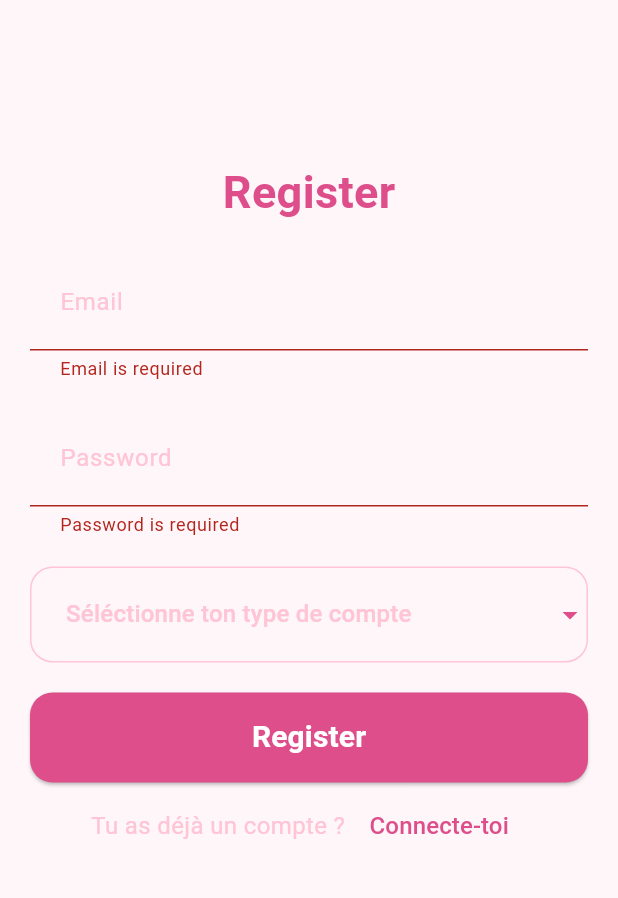
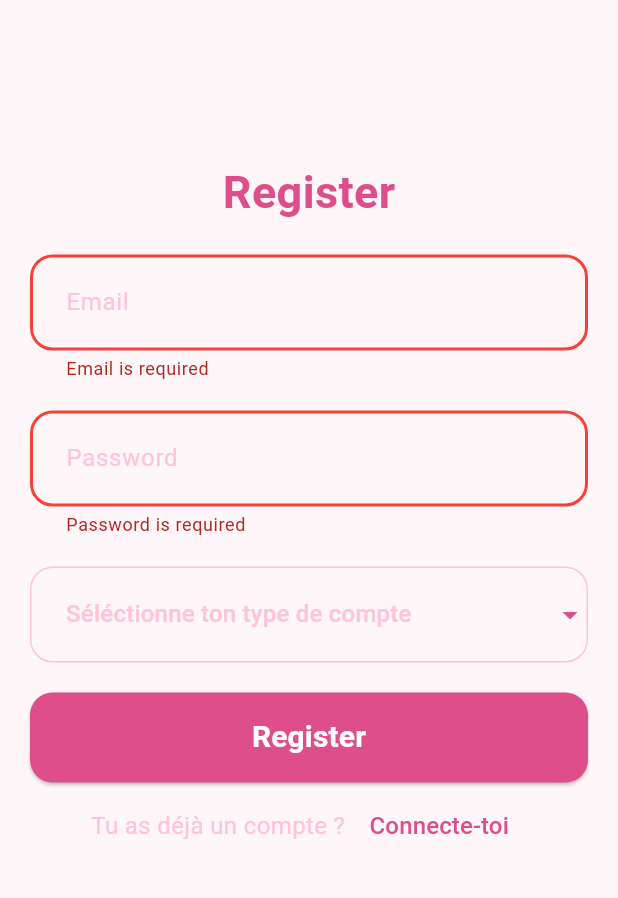
Before and after one commit to TheoBourdel/wedding-app, a Flutter app: the SignUpPage screen opened directly, after a tap on "Connecte-toi", after a tap on "Inscris-toi", after a tap on "Register", on a phone screen of 412 x 824 dp, the part 313-1211 px from its top. Run offline on Flutter 3.47's test engine with Material 3 defaults, Android fonts, the phone set to English and light mode, and no system bars; our stand-ins replace bloc, equatable, flutter_bloc, flutter_rating_bar, font_awesome_flutter, get and 6 more; accounts and stored records are empty; generated files the repository leaves out were written again.

Commit message:
hotfix(global): fix console problem

```diff
--- a/client/lib/core/theme/theme.dart
+++ b/client/lib/core/theme/theme.dart
@@ -2,7 +2,8 @@ import 'package:client/core/theme/app_colors.dart';
 import 'package:flutter/material.dart';
 
 class AppTheme {
-  static _border([Color color = AppColors.mediumPink, double width = 1]) => OutlineInputBorder(
+  static _border([Color color = AppColors.mediumPink, double width = 1]) =>
+      OutlineInputBorder(
         borderRadius: BorderRadius.circular(15),
         borderSide: BorderSide(
           color: color,
@@ -20,6 +21,8 @@ class AppTheme {
       contentPadding: const EdgeInsets.all(20),
       enabledBorder: _border(),
       focusedBorder: _border(AppColors.pink, 2),
-    )
+      errorBorder: _border(Colors.red, 2),
+      focusedErrorBorder: _border(Colors.red, 2),
+    ),
   );
 }
--- a/client/lib/features/auth/pages/signin_page.dart
+++ b/client/lib/features/auth/pages/signin_page.dart
@@ -2,8 +2,8 @@ import 'package:client/core/theme/app_colors.dart';
 import 'package:client/features/auth/bloc/auth_bloc.dart';
 import 'package:client/features/auth/bloc/auth_event.dart';
 import 'package:client/features/auth/pages/signup_page.dart';
-import 'package:client/features/auth/widgets/auth_field.dart';
 import 'package:client/repository/auth_repository.dart';
+import 'package:client/shared/widget/input.dart';
 import 'package:flutter/material.dart';
 import 'package:flutter_bloc/flutter_bloc.dart';
 import 'package:provider/provider.dart';
@@ -49,10 +49,11 @@ class _SignInPageState extends State<SignInPage> {
 											style: TextStyle(
 											fontSize: 30,
 											color: AppColors.pink,
-                        fontWeight: FontWeight.bold)),
-                        //_buildLanguagePicker(context),
+											fontWeight: FontWeight.bold)
+										),
 									],
-                  )),
+								)
+							),
 						),
 						Expanded(
 							flex: 2,
@@ -73,13 +74,9 @@ class _SignInPageState extends State<SignInPage> {
 													),
 												),
 												const SizedBox(height: 20),
-                          AuthField(hintText: 'Email', controller: emailController),
+                        Input(hintText: 'Email', controller: emailController),
 												const SizedBox(height: 20),
-                          AuthField(
-                            hintText: 'Password',
-                            controller: passwordController,
-                            isObscureText: true
-                          ),
+                        Input(hintText: 'Password', controller: passwordController, isObscureText: true),
 												const SizedBox(height: 20),
 												ElevatedButton(
 													onPressed: () {
@@ -132,7 +129,7 @@ class _SignInPageState extends State<SignInPage> {
 																	fontSize: 16,
 																),
 															),
-                              )
+														),
 													],
 												)
 											],
--- a/client/lib/features/auth/pages/signup_page.dart
+++ b/client/lib/features/auth/pages/signup_page.dart
@@ -5,6 +5,7 @@ import 'package:client/repository/auth_repository.dart';
 import 'package:flutter/material.dart';
 import 'package:client/features/auth/pages/signin_page.dart';
 import 'package:flutter_gen/gen_l10n/app_localization.dart';
+import 'package:client/core/error/failure.dart';
 
 class SignUpPage extends StatefulWidget {
   const SignUpPage({super.key});
@@ -45,7 +46,15 @@ class _SignUpPageState extends State<SignUpPage> {
             builder: (context) => const SignInPage()
           ),
         );
-      } catch (e) {
+      } catch (error) {
+        ApiException e = error as ApiException;
+        ScaffoldMessenger.of(context).showSnackBar(
+          SnackBar(
+            content: Text(e.message),
+            backgroundColor: Colors.red[400],
+            behavior: SnackBarBehavior.floating,
+          ),
+        );
         // Show error toast
       }
     }
--- a/client/lib/features/estimate/pages/estimate_info_page.dart
+++ b/client/lib/features/estimate/pages/estimate_info_page.dart
@@ -158,9 +158,9 @@ class EstimateInfoPage extends StatelessWidget {
                 child: Column(
                   crossAxisAlignment: CrossAxisAlignment.start,
                   children: [
-                    const Text(
-                      "Service",
-                      style: TextStyle(
+                    Text(
+                      estimate.service!.name!,
+                      style: const TextStyle(
                         fontSize: 24,
                         fontWeight: FontWeight.bold,
                       ),
--- a/client/lib/features/estimate/widgets/estimate_bottom_modal_form.dart
+++ b/client/lib/features/estimate/widgets/estimate_bottom_modal_form.dart
@@ -95,7 +95,8 @@ class EstimateBottomModalForm extends StatelessWidget {
                         userId: userId,
                       )
                     ),
-                    Navigator.pop(context)
+                    Navigator.pop(context),
+                    Navigator.pop(context),
                   }
                 },
                 style: ElevatedButton.styleFrom(
--- a/client/lib/features/service/bloc/service_bloc.dart
+++ b/client/lib/features/service/bloc/service_bloc.dart
@@ -1,3 +1,4 @@
+// ignore: depend_on_referenced_packages
 import 'package:bloc/bloc.dart';
 import 'package:client/features/service/bloc/service_event.dart';
 import 'package:client/features/service/bloc/service_state.dart';
--- a/client/lib/features/wedding/bloc/wedding_bloc.dart
+++ b/client/lib/features/wedding/bloc/wedding_bloc.dart
@@ -32,13 +32,9 @@ class WeddingBloc extends Bloc<WeddingEvent, WeddingState> {
     on<WeddingUpdated>((event, emit) async {
       emit(state.copyWith(status: WeddingStatus.loading));
       try {
-        print('bloc');
-        print(event.wedding);
         final Wedding wedding = await WeddingRepository.updateWedding(event.wedding);
         emit(state.copyWith(status: WeddingStatus.success, wedding: [wedding]));
       } catch (error) {
-        print('bloc error');
-        print(error);
         emit(state.copyWith(status: WeddingStatus.failure, error: "Error while updating wedding"));
       }
     });
--- a/client/lib/features/wedding/pages/wedding_info_page.dart
+++ b/client/lib/features/wedding/pages/wedding_info_page.dart
@@ -4,9 +4,7 @@ import 'package:client/features/wedding/widgets/wedding_countdown_card.dart';
 import 'package:client/features/wedding/widgets/wedding_info_card.dart';
 import 'package:client/model/wedding.dart';
 import 'package:client/shared/widget/button.dart';
-import 'package:flutter/cupertino.dart';
 import 'package:flutter/material.dart';
-import 'package:flutter/widgets.dart';
 import 'package:iconsax/iconsax.dart';
 
 class WeddingInfoPage extends StatelessWidget {
--- a/client/lib/features/wedding/widgets/wedding_countdown_card.dart
+++ b/client/lib/features/wedding/widgets/wedding_countdown_card.dart
@@ -13,12 +13,12 @@ class WeddingCountDownCard extends StatelessWidget {
         color: AppColors.pink500,
         borderRadius: BorderRadius.circular(10),
       ),
-      child: Padding(
-        padding: const EdgeInsets.only(left: 40, right: 40, top: 10, bottom: 10),
+      child: const Padding(
+        padding: EdgeInsets.only(left: 40, right: 40, top: 10, bottom: 10),
         child: Center(
           child: Row(
             mainAxisAlignment: MainAxisAlignment.spaceAround,
-            children: const [
+            children: [
               Column(
                 mainAxisAlignment: MainAxisAlignment.center,
                 children: [
--- a/client/lib/main.dart
+++ b/client/lib/main.dart
@@ -37,7 +37,7 @@ class HexColor extends Color {
   static int _getColorFromHex(String hexColor) {
     hexColor = hexColor.toUpperCase().replaceAll('#', '');
     if (hexColor.length == 6) {
-      hexColor = 'FF' + hexColor;
+      hexColor = 'FF$hexColor';
     }
     return int.parse(hexColor, radix: 16);
   }
--- a/client/lib/repository/auth_repository.dart
+++ b/client/lib/repository/auth_repository.dart
@@ -1,4 +1,5 @@
 import 'package:client/core/constant/constant.dart';
+import 'package:client/core/error/failure.dart';
 import 'package:client/dto/signin_user_dto.dart';
 import 'package:client/dto/signup_user_dto.dart';
 import 'package:client/model/user.dart';
@@ -17,7 +18,9 @@ class AuthRepository {
     if (res.statusCode == 200) {
       return User.fromJson(jsonDecode(res.body));
     } else {
-      throw Exception(res.body);
+      var errorResponse = jsonDecode(res.body);
+      var errorMessage = errorResponse['error'] ?? 'An unknown error occurred';
+      throw ApiException(message: errorMessage, statusCode: res.statusCode);
     }
   }
 
--- a/client/lib/repository/estimate_repository.dart
+++ b/client/lib/repository/estimate_repository.dart
@@ -49,7 +49,6 @@ class EstimateRepository {
     if(res.statusCode == 200) {
       return Estimate.fromJson(jsonDecode(res.body));
     } else {
-      print(res.body);
       throw Exception(res.body);
     }
   }
--- a/client/lib/shared/widget/input.dart
+++ b/client/lib/shared/widget/input.dart
@@ -24,6 +24,11 @@ class Input extends StatelessWidget {
         labelStyle: const TextStyle(
           color: AppColors.pink500,
         ),
+        errorStyle: TextStyle(
+          color: Colors.red[200],
+          fontWeight: FontWeight.bold,
+        ),
+
       ),
       validator: (value) {
         if (value!.isEmpty) {
```
Also changed, not shown: client/lib/features/organizer/pages/organizers_page.dart (+5 -3 lines), 4 other files. Lines whose indentation alone changed are shown as unchanged.
